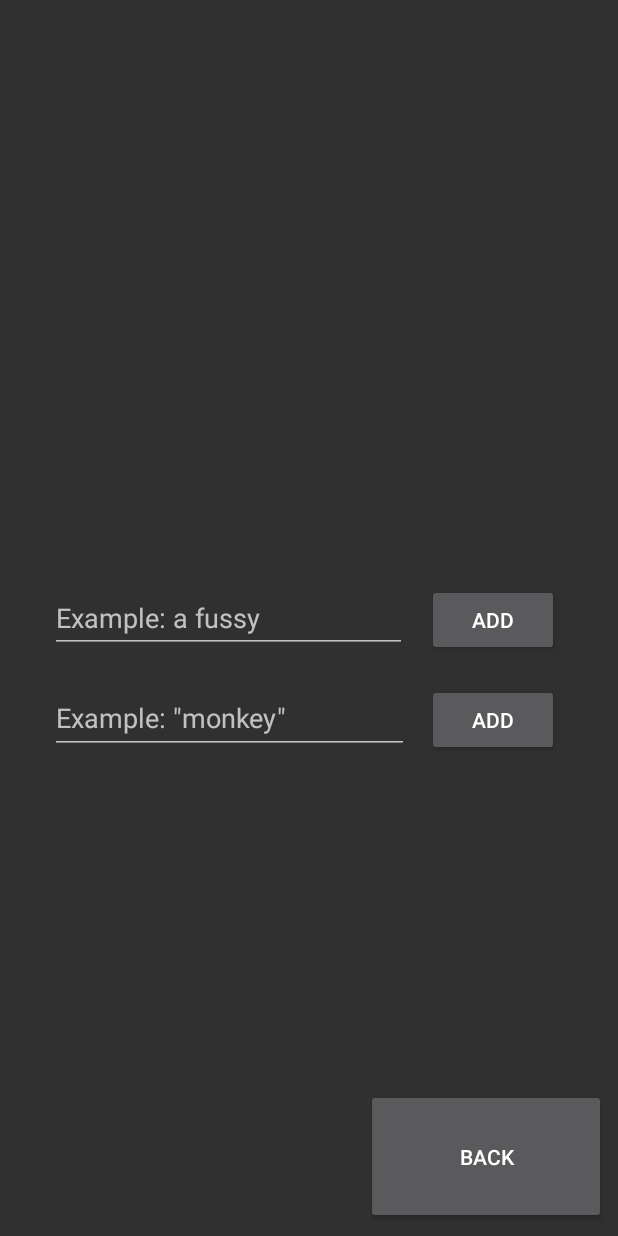
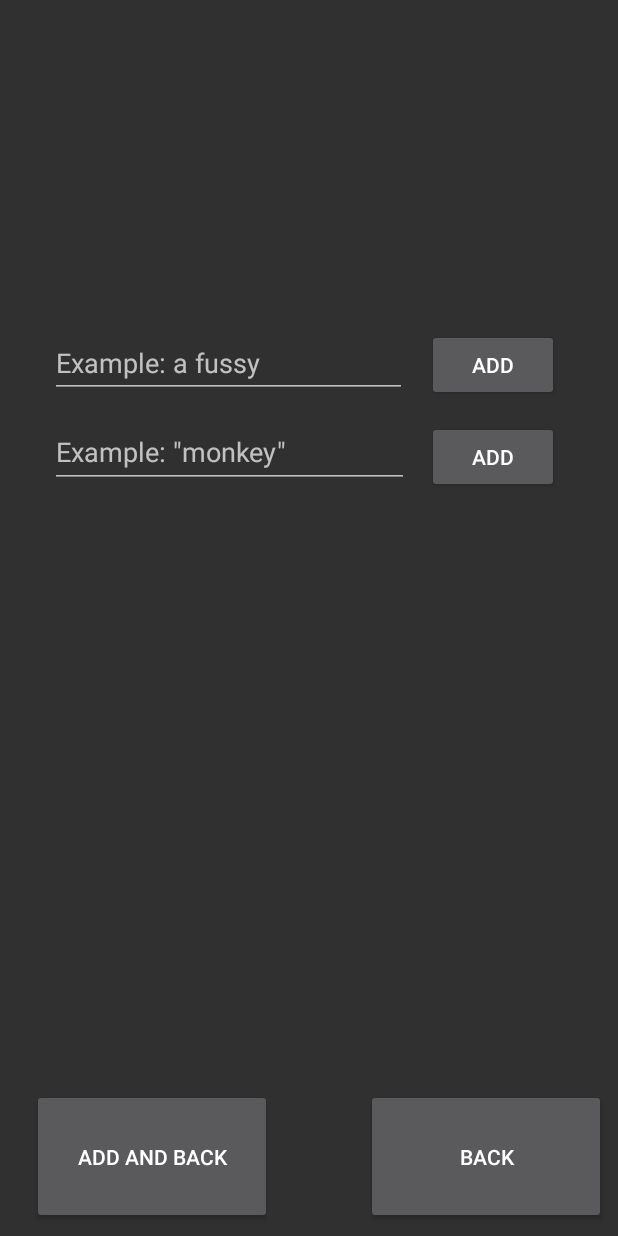
Before and after one commit to UNFDanmark/SDC2017-PointlessButton, an Android app: the screen it shows after launch (menuActivity), after a tap on an icon or button, on a phone screen of 412 x 824 dp. Run offline under Robolectric (Android 15) with nearby library versions, the phone set to English and light mode, and no system bars; 2 other taps on this screen came first.

Commit message:
Fixed animation

```diff
--- a/app/src/main/java/com/example/deltager/pointlessclicker/Toaster.java
+++ b/app/src/main/java/com/example/deltager/pointlessclicker/Toaster.java
@@ -20,7 +20,7 @@ public class Toaster {
 
     public static int genRandomNum()   // Generate random number
     {
-        int randomNum = (int) (Math.random() * 1000000000);
+        int randomNum = (int) (Math.random() * 10000000);
         return randomNum;
     }
 
--- a/app/src/main/java/com/example/deltager/pointlessclicker/insultGenerator.java
+++ b/app/src/main/java/com/example/deltager/pointlessclicker/insultGenerator.java
@@ -27,29 +27,29 @@ public class insultGenerator {
     static ArrayList<String> startSentence = new ArrayList<String>();
 
     static {
-        startSentence.add("You look like ");
-        startSentence.add("You smell of ");
-        startSentence.add("Your mother is ");
-        startSentence.add("Your house smells of ");
-        startSentence.add("Did you know that your girlfriend looks like ");
-        startSentence.add("Please, just leave me alone. I don't want to talk to ");
-        startSentence.add("God, go away, I don't want to be seen with ");
-        startSentence.add("Your room probably looks like ");
-        startSentence.add("Your right foot smells like ");
-        startSentence.add("I bet you run like ");
-        startSentence.add("You avoid responsibilities like ");
-        startSentence.add("You act like ");
-        startSentence.add("You cut grass like ");
-        startSentence.add("You eat like ");
-        startSentence.add("You sleep like ");
-        startSentence.add("I bet you make love like ");
-        startSentence.add("You click like ");
-        startSentence.add("You kiss like ");
-        startSentence.add("You program code like ");
-        startSentence.add("Your dog probably eats ");
-        startSentence.add("I bet your cat likes licking ");
-        startSentence.add("Your planning is just as bad as ");
-        startSentence.add("OH yeah, click me harder! OH, daddy, click me like ");
+        startSentence.add("You look like");
+        startSentence.add("You smell of");
+        startSentence.add("Your mother is");
+        startSentence.add("Your house smells of");
+        startSentence.add("Did you know that your loved one looks like");
+        startSentence.add("Please, just leave me alone. I don't want to talk to");
+        startSentence.add("God, go away, I don't want to be seen with");
+        startSentence.add("Your room probably looks like");
+        startSentence.add("Your right foot smells like");
+        startSentence.add("I bet you run like");
+        startSentence.add("You avoid responsibilities like");
+        startSentence.add("You act like");
+        startSentence.add("You cut grass like");
+        startSentence.add("You eat like");
+        startSentence.add("You sleep like");
+        startSentence.add("I bet you make love like");
+        startSentence.add("You click like");
+        startSentence.add("You kiss like");
+        startSentence.add("You program code like");
+        startSentence.add("Your dog probably eats");
+        startSentence.add("I bet your cat likes licking");
+        startSentence.add("Your planning is just as bad as");
+        startSentence.add("OH yeah, click me harder! OH, daddy, click me like");
     }
 
     public String getRandomStartSentence() {
@@ -60,29 +60,29 @@ public class insultGenerator {
     static ArrayList<String> adjective = new ArrayList<String>();
 
     static {
-        adjective.add("a fat ");
-        adjective.add("an ugly ");
-        adjective.add("a smelly ");
-        adjective.add("a useless ");
-        adjective.add("an ignorant ");
-        adjective.add("a sloppy ");
-        adjective.add("a disastrous ");
-        adjective.add("a lazy ");
-        adjective.add("a boring ");
-        adjective.add("an retarded ");
-        adjective.add("a weird looking ");
-        adjective.add("an awkward ");
-        adjective.add("a bossy ");
-        adjective.add("a compulsive ");
-        adjective.add("a fussy ");
-        adjective.add("a gullible ");
-        adjective.add("an irresponsible ");
-        adjective.add("a moody ");
-        adjective.add("a narrow-minded ");
-        adjective.add("an overemotional ");
-        adjective.add("a sarcastic ");
-        adjective.add("an unreliable ");
-        adjective.add("a moist ");
+        adjective.add("a fat");
+        adjective.add("an ugly");
+        adjective.add("a smelly");
+        adjective.add("a useless");
+        adjective.add("an ignorant");
+        adjective.add("a sloppy");
+        adjective.add("a disastrous");
+        adjective.add("a lazy");
+        adjective.add("a boring");
+        adjective.add("an retarded");
+        adjective.add("a weird looking");
+        adjective.add("an awkward");
+        adjective.add("a bossy");
+        adjective.add("a compulsive");
+        adjective.add("a fussy");
+        adjective.add("a gullible");
+        adjective.add("an irresponsible");
+        adjective.add("a moody");
+        adjective.add("a narrow-minded");
+        adjective.add("an overemotional");
+        adjective.add("a sarcastic");
+        adjective.add("an unreliable");
+        adjective.add("a moist");
     }
 
     public String getRandomAdjective() {
@@ -119,7 +119,6 @@ public class insultGenerator {
         substantiv.add("cupcake");
         substantiv.add("doodledood");
         substantiv.add("Harry Potter looking fellow");
-
     }
 
     public String getRandomSubstantiv() {
@@ -146,15 +145,13 @@ public class insultGenerator {
             }
             chanceadd *= 1.25;
 
-            String insult = getRandomStartSentence() + getRandomAdjective() + getRandomSubstantiv();
+            String insult = getRandomStartSentence() + " " + getRandomAdjective() + " " + getRandomSubstantiv();
             //System.out.println(insult);
             return insult;
         }
-
     }
 
-
-    public void addSubstantiv(String addedSubstantiv) {
+        public void addSubstantiv(String addedSubstantiv) {
         // when user writes
         // add string X to Arraylist
         substantiv.add(addedSubstantiv);
@@ -176,5 +173,4 @@ public class insultGenerator {
         return name;
     }
 
-
 }
--- a/app/src/main/res/layout/activity_main.xml
+++ b/app/src/main/res/layout/activity_main.xml
@@ -10,6 +10,7 @@
         android:id="@+id/redButt"
         android:layout_width="226dp"
         android:layout_height="259dp"
+        android:layout_marginBottom="8dp"
         android:layout_marginLeft="8dp"
         android:layout_marginRight="8dp"
         android:layout_marginTop="8dp"
@@ -18,12 +19,11 @@
         android:elevation="0dp"
         android:onClick="click"
         android:scaleType="centerInside"
+        app:layout_constraintBottom_toBottomOf="parent"
         app:layout_constraintLeft_toLeftOf="parent"
         app:layout_constraintRight_toRightOf="parent"
         app:layout_constraintTop_toTopOf="parent"
-        app:srcCompat="@drawable/animationbutton"
-        app:layout_constraintBottom_toBottomOf="parent"
-        android:layout_marginBottom="8dp" />
+        app:srcCompat="@drawable/animationbutton" />
     <!--- just a comment -->
 
     <ImageButton
--- a/app/src/main/res/layout/activity_menu.xml
+++ b/app/src/main/res/layout/activity_menu.xml
@@ -6,6 +6,20 @@
     android:layout_height="match_parent"
     android:focusableInTouchMode="true" >
     tools:context="com.example.deltager.pointlessclicker.menuActivity">
+
+    <Button
+        android:id="@+id/backAddButton"
+        android:layout_width="160dp"
+        android:layout_height="90dp"
+        android:layout_marginRight="8dp"
+        android:onClick="back"
+        android:text="Add and back"
+        app:layout_constraintRight_toLeftOf="@+id/backButton"
+        android:layout_marginLeft="8dp"
+        app:layout_constraintLeft_toLeftOf="parent"
+        app:layout_constraintHorizontal_bias="0.2"
+        app:layout_constraintBottom_toBottomOf="parent"
+        android:layout_marginBottom="8dp" />
 
     <EditText
         android:id="@+id/textAddAdjective"
@@ -25,7 +39,8 @@
         app:layout_constraintHorizontal_bias="0.161"
         app:layout_constraintLeft_toLeftOf="parent"
         app:layout_constraintRight_toRightOf="parent"
-        app:layout_constraintTop_toTopOf="parent" />
+        app:layout_constraintTop_toTopOf="parent"
+        app:layout_constraintVertical_bias="0.277" />
 
     <EditText
         android:id="@+id/textAddNoun"
@@ -43,7 +58,7 @@
         app:layout_constraintLeft_toLeftOf="parent"
         app:layout_constraintRight_toRightOf="parent"
         app:layout_constraintTop_toBottomOf="@+id/textAddAdjective"
-        app:layout_constraintVertical_bias="0.08" />
+        app:layout_constraintVertical_bias="0.014" />
 
     <Button
         android:id="@+id/addAdjectiveButt"
@@ -71,7 +86,7 @@
         app:layout_constraintBottom_toBottomOf="@+id/textAddNoun"
         app:layout_constraintLeft_toRightOf="@+id/textAddNoun"
         app:layout_constraintTop_toTopOf="@+id/textAddNoun"
-        app:layout_constraintVertical_bias="0.888" />
+        app:layout_constraintVertical_bias="0.666" />
 
     <Button
         android:id="@+id/backButton"
```
Also changed, not shown: app/src/main/java/com/example/deltager/pointlessclicker/MainActivity.java (+52 -3 lines), app/src/main/res/drawable/animationbutton.xml (+2 -9 lines).
